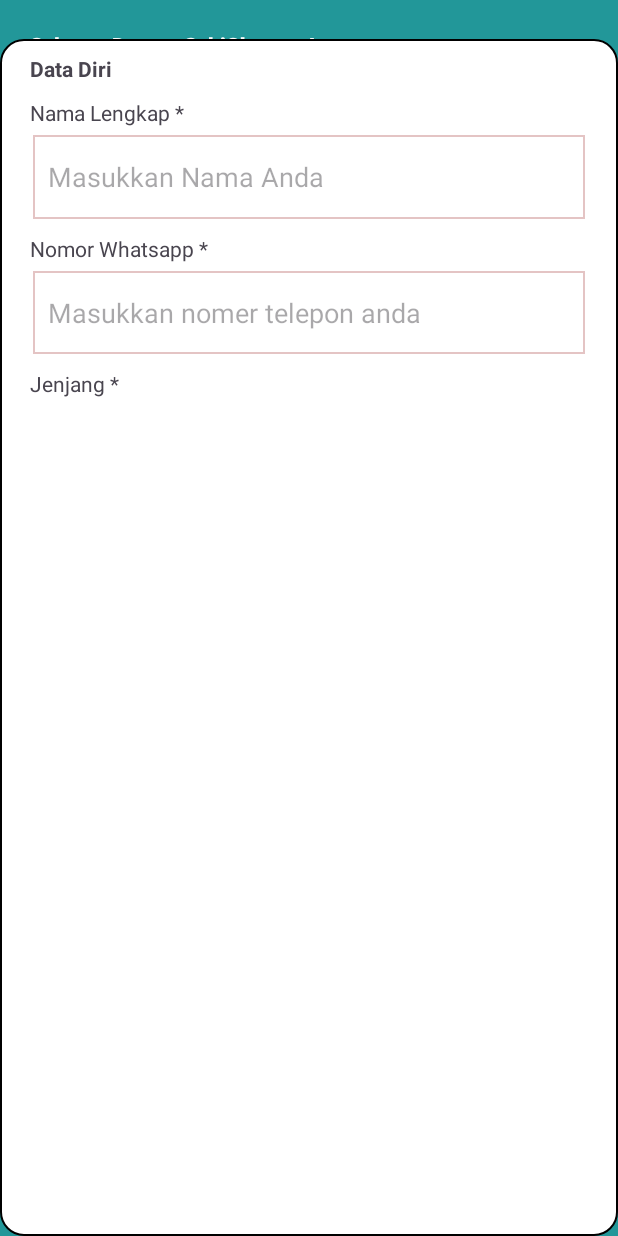
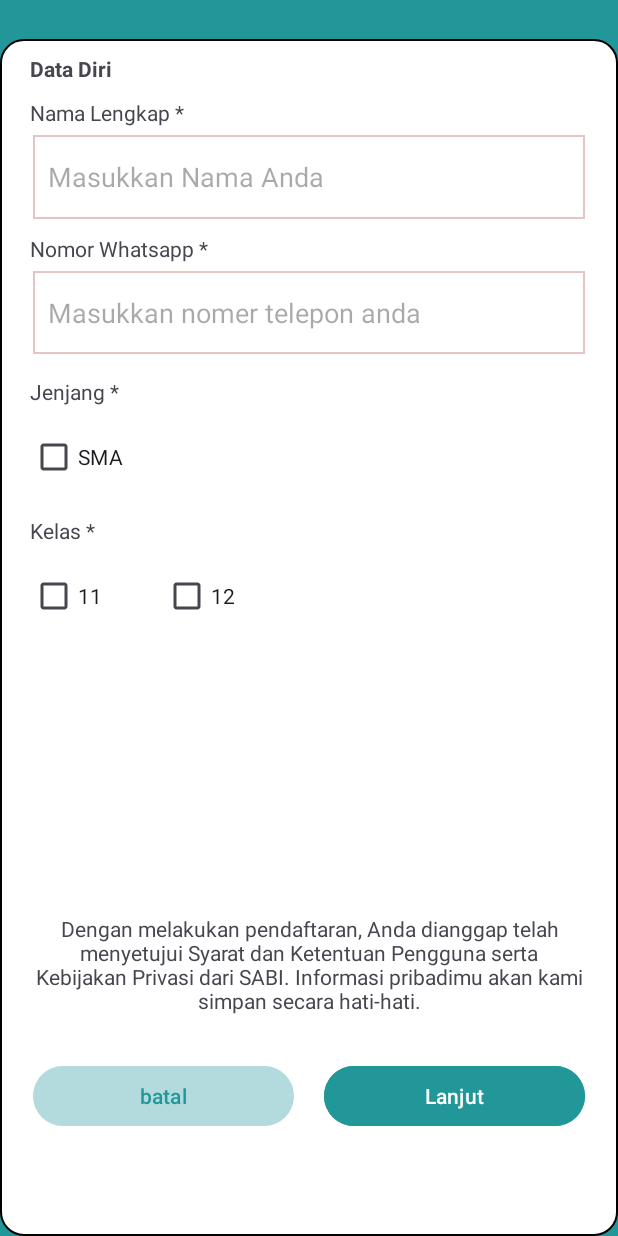
Before and after one commit to teamsabi/sabimobile, an Android app: the layout fragment_daftar.xml on its own in the app's theme, with its tools: preview values and no code run, on a phone screen of 412 x 824 dp. Run offline under Robolectric (Android 15) with nearby library versions, the phone set to English and light mode, and no system bars; network calls fail.

Commit message:
update nav

```diff
--- a/app/src/main/java/com/example/ngikngik/login.java
+++ b/app/src/main/java/com/example/ngikngik/login.java
@@ -26,6 +26,7 @@ import com.android.volley.Request;
 import com.android.volley.Response;
 import com.android.volley.VolleyError;
 import com.android.volley.toolbox.StringRequest;
+import com.example.ngikngik.Dashboard.dashboard;
 
 import org.json.JSONException;
 import org.json.JSONObject;
@@ -138,7 +139,7 @@ public class login extends AppCompatActivity {
 
                                 if (serverResponse.equals("login berhasil")) {
                                     Toast.makeText(getApplicationContext(), "Login berhasil", Toast.LENGTH_SHORT).show();
-                                    Intent dashboardIntent = new Intent(login.this, Dashboard.class);
+                                    Intent dashboardIntent = new Intent(login.this, dashboard.class);
                                     dashboardIntent.putExtra("email", email);
                                     startActivity(dashboardIntent);
                                 } else {
--- /dev/null
+++ b/app/src/main/res/color/bottom_navigation_selector.xml
@@ -0,0 +1,5 @@
+<?xml version="1.0" encoding="utf-8"?>
+<selector xmlns:android="http://schemas.android.com/apk/res/android">
+    <item android:state_checked="true" android:color="#282828" />
+    <item android:color="#928D8D"/>
+</selector>
--- a/app/src/main/res/layout/fragment_daftar.xml
+++ b/app/src/main/res/layout/fragment_daftar.xml
@@ -18,7 +18,8 @@
         android:layout_height="wrap_content"
 
         android:layout_marginStart="20dp"
-        android:layout_marginTop="20dp"
+        android:textSize="25dp"
+        android:layout_marginTop="30dp"
         android:fontFamily="sans-serif-black"
         android:text="Selamat Datang SabiChamps !"
         android:textColor="#ffffff" />
@@ -88,8 +89,94 @@
             android:layout_height="wrap_content"
             android:layout_marginStart="20dp"
             android:layout_marginEnd="20dp"
+            android:layout_marginTop="15dp"
+            android:text="Jenjang *" />
+
+        <CheckBox
+            android:id="@+id/checkBox"
+            android:layout_width="wrap_content"
+            android:layout_height="wrap_content"
+            android:layout_marginStart="20dp"
+            android:layout_marginEnd="20dp"
             android:layout_marginTop="10dp"
-            android:text="Jenjang *" />
+            android:text="SMA" />
+
+        <TextView
+            android:id="@+id/textView26"
+            android:layout_width="wrap_content"
+            android:layout_height="wrap_content"
+            android:layout_marginStart="20dp"
+            android:layout_marginEnd="20dp"
+            android:layout_marginTop="15dp"
+            android:text="Kelas *" />
+
+        <LinearLayout
+            android:layout_width="match_parent"
+            android:layout_height="wrap_content"
+            android:orientation="horizontal">
+
+            <CheckBox
+                android:id="@+id/kelas11"
+                android:layout_width="wrap_content"
+                android:layout_height="wrap_content"
+                android:layout_marginStart="20dp"
+                android:layout_marginTop="10dp"
+                android:layout_marginEnd="20dp"
+                android:text="11" />
+
+            <CheckBox
+                android:id="@+id/kelas12"
+                android:layout_width="wrap_content"
+                android:layout_height="wrap_content"
+                android:layout_marginStart="20dp"
+                android:layout_marginTop="10dp"
+                android:layout_marginEnd="20dp"
+                android:text="12" />
+        </LinearLayout>
+
+
+        <LinearLayout
+            android:layout_width="match_parent"
+            android:layout_height="158dp"
+            android:orientation="vertical" />
+
+        <TextView
+                android:id="@+id/textView17"
+                android:layout_width="wrap_content"
+                android:layout_height="127dp"
+                android:layout_gravity="center_horizontal"
+                android:layout_marginStart="22dp"
+                android:layout_marginEnd="22dp"
+                android:gravity="center"
+                android:text="Dengan melakukan pendaftaran, Anda dianggap telah menyetujui Syarat dan Ketentuan Pengguna serta Kebijakan Privasi dari SABI. Informasi pribadimu akan kami simpan secara hati-hati." />
+
+        <LinearLayout
+            android:layout_width="match_parent"
+            android:layout_height="match_parent"
+            android:orientation="horizontal">
+
+            <Button
+                android:id="@+id/btn_bataldaftar"
+                android:layout_width="wrap_content"
+                android:layout_height="wrap_content"
+                android:layout_weight="1"
+                android:textColor="#229799"
+                android:backgroundTint="#30229799"
+                android:layout_marginStart="22dp"
+                android:layout_marginEnd="10dp"
+                android:text="batal" />
+
+            <Button
+                android:id="@+id/btnlanjutdaftar"
+                android:layout_width="wrap_content"
+                android:layout_height="wrap_content"
+                android:layout_marginStart="10dp"
+                android:layout_marginEnd="22dp"
+                android:backgroundTint="@color/purple_500"
+                android:textColor="@android:color/white"
+                android:layout_weight="1"
+                android:text="Lanjut" />
+        </LinearLayout>
 
     </LinearLayout>
 
```
Also changed, not shown: app/src/main/AndroidManifest.xml (+6 -10 lines), app/src/main/java/com/example/ngikngik/Dashboard/dashboard.java (added, +32 -0 lines), app/src/main/java/com/example/ngikngik/Dashboard/fragment_dashboard.java (deleted, +0 -14 lines), app/src/main/res/layout/dashboard.xml (+21 -20 lines), app/src/main/res/menu/bottom_nav.xml (added, +9 -0 lines).
